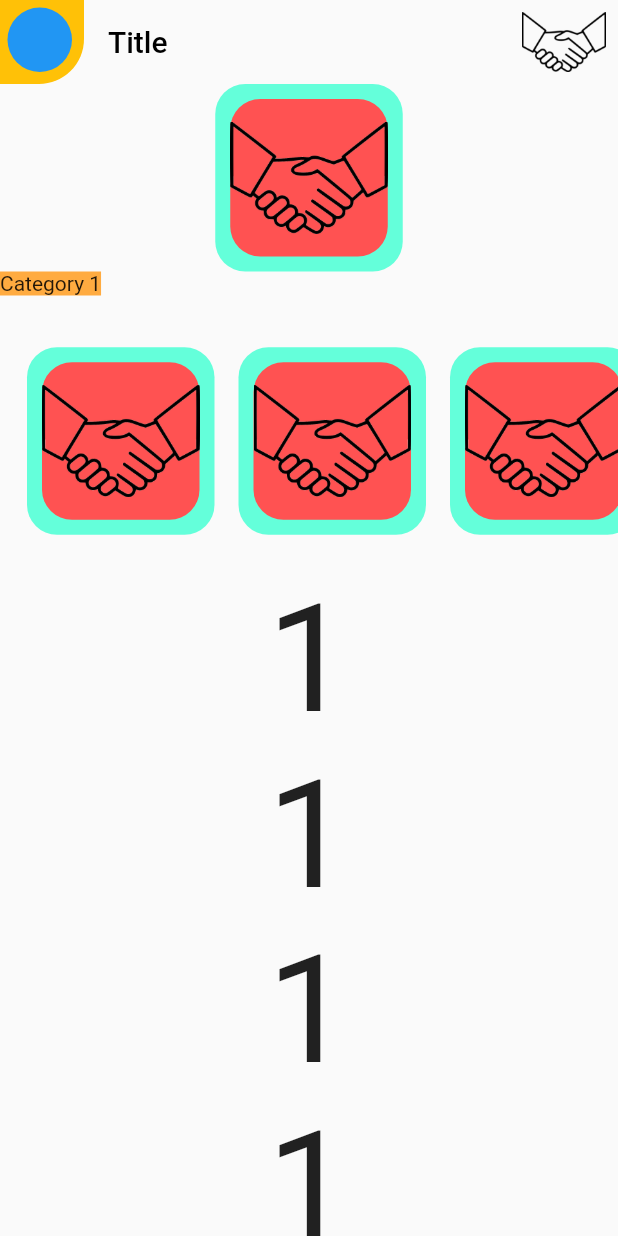
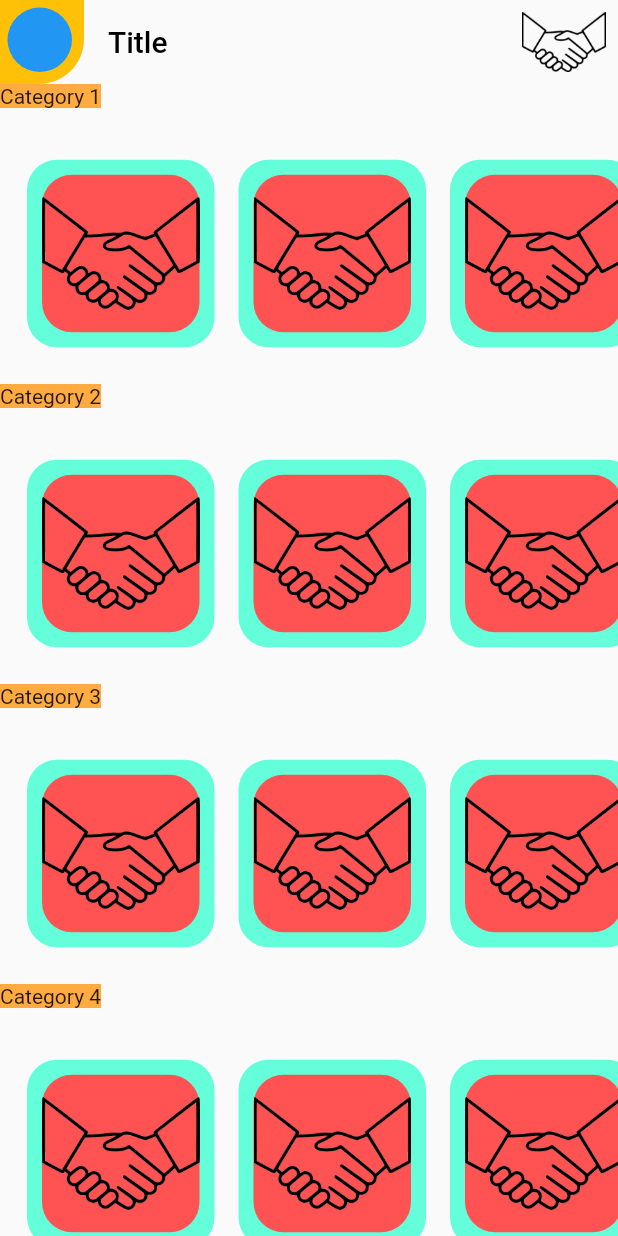
Before and after one commit to AkshaySiddannavar/give_easy, a Flutter app: the HomeScreen screen opened by its route, on a phone screen of 412 x 824 dp. Run offline on Flutter 3.47's test engine with Material 2 defaults, Android fonts, the phone set to English and light mode, and no system bars; our stand-ins replace firebase_auth, firebase_core, font_awesome_flutter; missing offline and left inert: razorpay_flutter; accounts and stored records are empty.

Commit message:
replace ListView with a ListView.builder() and made AppBar transparent
Because:
- We want to display different preview cards in different categories
- We don't want to hardcode each and every PreviewCard onto screen
- We don't want to hardcode each and every CategoricalTile onto screen
- It would be better if we just supply a list of type CategoricalTile to
  ListView.builder()
- We only need to bother ourselves with making changes in the list and it will be reflected on screen
- Easier state-management
- Increases modularity
- Simpler to understand and readable code

    Replaced ListView with a ListView.builder() for rendering a list of
    type CategoricalTile on screen to display all different categories
    and their PreviewCards. Made AppBar transparent by setting
    extendBodyBehindAppBar parameter of Scaffold to true.

```diff
--- a/lib/screens/home_screen.dart
+++ b/lib/screens/home_screen.dart
@@ -1,6 +1,62 @@
 import 'package:flutter/material.dart';
 import 'package:give_easy/components/categorical_tile.dart';
 import 'package:give_easy/components/preview_card.dart';
+import 'package:give_easy/screens/all_screens.dart';
+
+//replaced ListView with a ListView.builder
+//this given list will be rendered on screen
+//works as expected with some minor UI changes which we can focus later on after app is done
+
+List<CategoricalTile> listOfAllCategoricalTiles = [
+  CategoricalTile(categoryName: 'Category 1', categorySpecificList: [
+    PreviewCard(previewImage: Image.asset('assets/images/handshake.png')),
+    PreviewCard(previewImage: Image.asset('assets/images/handshake.png')),
+    PreviewCard(previewImage: Image.asset('assets/images/handshake.png')),
+    PreviewCard(previewImage: Image.asset('assets/images/handshake.png')),
+    PreviewCard(previewImage: Image.asset('assets/images/handshake.png')),
+    PreviewCard(previewImage: Image.asset('assets/images/handshake.png')),
+  ]),
+  CategoricalTile(categoryName: 'Category 2', categorySpecificList: [
+    PreviewCard(previewImage: Image.asset('assets/images/handshake.png')),
+    PreviewCard(previewImage: Image.asset('assets/images/handshake.png')),
+    PreviewCard(previewImage: Image.asset('assets/images/handshake.png')),
+    PreviewCard(previewImage: Image.asset('assets/images/handshake.png')),
+    PreviewCard(previewImage: Image.asset('assets/images/handshake.png')),
+    PreviewCard(previewImage: Image.asset('assets/images/handshake.png')),
+  ]),
+  CategoricalTile(categoryName: 'Category 3', categorySpecificList: [
+    PreviewCard(previewImage: Image.asset('assets/images/handshake.png')),
+    PreviewCard(previewImage: Image.asset('assets/images/handshake.png')),
+    PreviewCard(previewImage: Image.asset('assets/images/handshake.png')),
+    PreviewCard(previewImage: Image.asset('assets/images/handshake.png')),
+    PreviewCard(previewImage: Image.asset('assets/images/handshake.png')),
+    PreviewCard(previewImage: Image.asset('assets/images/handshake.png')),
+  ]),
+  CategoricalTile(categoryName: 'Category 4', categorySpecificList: [
+    PreviewCard(previewImage: Image.asset('assets/images/handshake.png')),
+    PreviewCard(previewImage: Image.asset('assets/images/handshake.png')),
+    PreviewCard(previewImage: Image.asset('assets/images/handshake.png')),
+    PreviewCard(previewImage: Image.asset('assets/images/handshake.png')),
+    PreviewCard(previewImage: Image.asset('assets/images/handshake.png')),
+    PreviewCard(previewImage: Image.asset('assets/images/handshake.png')),
+  ]),
+  CategoricalTile(categoryName: 'Category 5', categorySpecificList: [
+    PreviewCard(previewImage: Image.asset('assets/images/handshake.png')),
+    PreviewCard(previewImage: Image.asset('assets/images/handshake.png')),
+    PreviewCard(previewImage: Image.asset('assets/images/handshake.png')),
+    PreviewCard(previewImage: Image.asset('assets/images/handshake.png')),
+    PreviewCard(previewImage: Image.asset('assets/images/handshake.png')),
+    PreviewCard(previewImage: Image.asset('assets/images/handshake.png')),
+  ]),
+  CategoricalTile(categoryName: 'Category 6', categorySpecificList: [
+    PreviewCard(previewImage: Image.asset('assets/images/handshake.png')),
+    PreviewCard(previewImage: Image.asset('assets/images/handshake.png')),
+    PreviewCard(previewImage: Image.asset('assets/images/handshake.png')),
+    PreviewCard(previewImage: Image.asset('assets/images/handshake.png')),
+    PreviewCard(previewImage: Image.asset('assets/images/handshake.png')),
+    PreviewCard(previewImage: Image.asset('assets/images/handshake.png')),
+  ]),
+];
 
 class HomeScreen extends StatefulWidget {
   static const id = "home_screen";
@@ -14,8 +70,9 @@ class _HomeScreenState extends State<HomeScreen> {
   @override
   Widget build(BuildContext context) {
     return Scaffold(
+      extendBodyBehindAppBar: true,
       appBar: AppBar(
-        //make it transparent or translucent
+        //it is transparent
         shadowColor: Colors.transparent,
         scrolledUnderElevation: 1.0,
         elevation: 0.0,
@@ -54,74 +111,11 @@ class _HomeScreenState extends State<HomeScreen> {
           ),
         ],
       ),
-      body: ListView(
-        children: [
-          Column(
-            children: [
-              PreviewCard(
-                previewImage: Image.asset('assets/images/handshake.png'),
-              ),
-
-              CategoricalTile(
-                categoryName: 'Category 1',
-                categorySpecificList: [
-                  PreviewCard(
-                    previewImage: Image.asset('assets/images/handshake.png'),
-                  ),
-                  PreviewCard(
-                    previewImage: Image.asset('assets/images/handshake.png'),
-                  ),
-                  PreviewCard(
-                    previewImage: Image.asset('assets/images/handshake.png'),
-                  ),
-                  PreviewCard(
-                    previewImage: Image.asset('assets/images/handshake.png'),
-                  ),
-                  PreviewCard(
-                    previewImage: Image.asset('assets/images/handshake.png'),
-                  ),
-                  PreviewCard(
-                    previewImage: Image.asset('assets/images/handshake.png'),
-                  ),
-                ],
-              ),
-              Text(
-                '1',
-                style: TextStyle(fontSize: 100.0),
-              ),
-              Text(
-                '1',
-                style: TextStyle(fontSize: 100.0),
-              ),
-              Text(
-                '1',
-                style: TextStyle(fontSize: 100.0),
-              ),
-              Text(
-                '1',
-                style: TextStyle(fontSize: 100.0),
-              ),
-              Text(
-                '1',
-                style: TextStyle(fontSize: 100.0),
-              ),
-              Text(
-                '1',
-                style: TextStyle(fontSize: 100.0),
-              ),
-              // ListView.builder(
-              //   itemCount: list.length,
-              //   //this list contains [[category, horizontal-list],[category, horizontal-list],[category, horizontal-list],...]
-
-              //   itemBuilder: (BuildContext context, int index) {
-              //     return CustomWidget(
-              //         categoryTitle: '#categroy1',
-              //         listToBeRendered: list[index].horizontal - list);
-              //   },
-              // ),
-            ],
-          ),
-        ],
+      body: ListView.builder(
+        itemBuilder: ((context, index) {
+          return listOfAllCategoricalTiles[index];
+        }),
+        itemCount: listOfAllCategoricalTiles.length,
       ),
     );
   }
```
